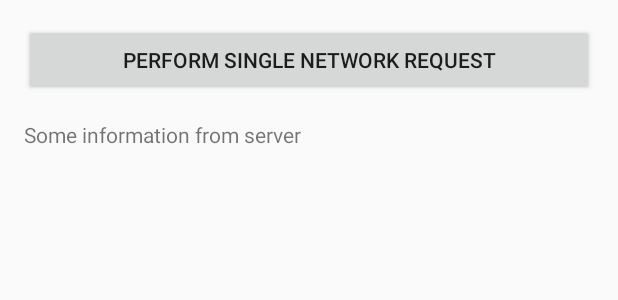
After one commit to Kirchhoff-/Kotlin, an Android app: the layout activity_single_network_request.xml on its own in the app's theme, with its tools: preview values and no code run, on a phone screen of 412 x 824 dp. The commit adds this screen. Shown: the top 300 px of the screen. Run offline under Robolectric (Android 15) with nearby library versions, the phone set to English and light mode, and no system bars.

Commit message:
Issue-32: Added example of performing single network request.

```diff
--- a/app/build.gradle
+++ b/app/build.gradle
@@ -38,4 +38,5 @@ dependencies {
     implementation libraries.coreKtx
 
     implementation project(':ranges')
+    implementation project(':singlenetworkrequest')
 }
--- a/app/src/main/res/layout/a_other.xml
+++ b/app/src/main/res/layout/a_other.xml
@@ -10,4 +10,10 @@
       android:layout_height="wrap_content"
       android:text="@string/range" />
 
+    <Button
+      android:id="@+id/bSingleNetworkRequest"
+      android:layout_width="match_parent"
+      android:layout_height="wrap_content"
+      android:text="@string/single_network_request" />
+
 </LinearLayout>
--- a/app/src/main/res/values/strings.xml
+++ b/app/src/main/res/values/strings.xml
@@ -1,4 +1,5 @@
 <resources>
     <string name="app_name">Kotlin</string>
     <string name="range">Range</string>
+    <string name="single_network_request">Perform single network request</string>
 </resources>
--- a/buildsystem/dependencies.gradle
+++ b/buildsystem/dependencies.gradle
@@ -8,6 +8,7 @@ ext.versions = [
         buildTools             : '32.0.0',
         androidToolsBuildGradle: '7.2.1',
         kotlin                 : '1.6.21',
+        activityKtx            : '1.4.0',
         appcompat              : '1.4.2',
         material               : '1.6.1',
         coreKtx                : '1.8.0',
@@ -26,5 +27,6 @@ ext.gradlePlugins = [
 ext.libraries = [
         appCompat: "androidx.appcompat:appcompat:$versions.appcompat",
         material : "com.google.android.material:material:$versions.material",
-        coreKtx  : "androidx.core:core-ktx:$versions.coreKtx"
+        coreKtx  : "androidx.core:core-ktx:$versions.coreKtx",
+        activityKtx: "androidx.activity:activity-ktx:$versions.activityKtx"
 ]
--- a/buildsystem/module.gradle
+++ b/buildsystem/module.gradle
@@ -25,4 +25,5 @@ dependencies {
     implementation libraries.appCompat
     implementation libraries.material
     implementation libraries.coreKtx
+    implementation libraries.activityKtx
 }
--- a/core/src/main/java/com/example/kirchhoff/kotlin/core/BaseViewModel.kt
+++ b/core/src/main/java/com/example/kirchhoff/kotlin/core/BaseViewModel.kt
@@ -5,6 +5,6 @@ import androidx.lifecycle.MutableLiveData
 import androidx.lifecycle.ViewModel
 
 abstract class BaseViewModel<T> : ViewModel() {
-  protected val mutableScreenData: MutableLiveData<T> = MutableLiveData()
-  val screenData: LiveData<T> = mutableScreenData
+  protected val mutableScreenData: MutableLiveData<ScreenData<out T>> = MutableLiveData()
+  val screenData: LiveData<ScreenData<out T>> = mutableScreenData
 }
--- a/settings.gradle
+++ b/settings.gradle
@@ -1,3 +1,4 @@
 include ':app',
         ':core',
-        ':ranges'
+        ':ranges',
+        ':singlenetworkrequest'
--- /dev/null
+++ b/singlenetworkrequest/build.gradle
@@ -0,0 +1,5 @@
+apply from: '../buildsystem/module.gradle'
+
+dependencies {
+    implementation project(':core')
+}
--- /dev/null
+++ b/singlenetworkrequest/src/main/java/com/example/kirchhoff/kotlin/singlenetworkrequest/SingleNetworkRequestScreenData.kt
@@ -0,0 +1,3 @@
+package com.example.kirchhoff.kotlin.singlenetworkrequest
+
+data class SingleNetworkRequestScreenData(val information: String)
--- /dev/null
+++ b/singlenetworkrequest/src/main/res/layout/activity_single_network_request.xml
@@ -0,0 +1,31 @@
+<?xml version="1.0" encoding="utf-8"?>
+<LinearLayout xmlns:android="http://schemas.android.com/apk/res/android"
+  xmlns:tools="http://schemas.android.com/tools"
+  android:layout_width="match_parent"
+  android:layout_height="match_parent"
+  android:orientation="vertical">
+
+  <Button
+    android:id="@+id/bPerformRequest"
+    android:layout_width="match_parent"
+    android:layout_height="wrap_content"
+    android:layout_margin="16dp"
+    android:text="@string/single_network_request" />
+
+  <ProgressBar
+    android:id="@+id/pbLoading"
+    android:layout_width="wrap_content"
+    android:layout_height="wrap_content"
+    android:layout_gravity="center_horizontal"
+    android:visibility="gone" />
+
+  <TextView
+    android:id="@+id/tvInfo"
+    android:layout_width="match_parent"
+    android:layout_height="wrap_content"
+    android:layout_marginHorizontal="16dp"
+    android:visibility="gone"
+    tools:text="Some information from server"
+    tools:visibility="visible" />
+
+</LinearLayout>
--- /dev/null
+++ b/singlenetworkrequest/src/main/res/values/strings.xml
@@ -0,0 +1,5 @@
+<?xml version="1.0" encoding="utf-8"?>
+<resources>
+  <string name="single_network_request">Perform single network request</string>
+  <string name="single_network_request_info_from_server_pattern">Info from server: %s</string>
+</resources>
```
Also changed, not shown: app/src/main/java/com/example/kirchhoff/kotlin/example/intent/MainActivity.kt (+4 -3 lines), core/src/main/java/com/example/kirchhoff/kotlin/core/Random.kt (added, +7 -0 lines), singlenetworkrequest/src/main/AndroidManifest.xml (added, +8 -0 lines), singlenetworkrequest/src/main/java/com/example/kirchhoff/kotlin/singlenetworkrequest/SingleNetworkRequestActivity.kt (added, +65 -0 lines), singlenetworkrequest/src/main/java/com/example/kirchhoff/kotlin/singlenetworkrequest/SingleNetworkRequestRepository.kt (added, +17 -0 lines), singlenetworkrequest/src/main/java/com/example/kirchhoff/kotlin/singlenetworkrequest/SingleNetworkRequestViewModel.kt (added, +23 -0 lines), 2 other files. Lines whose indentation alone changed are shown as unchanged.
